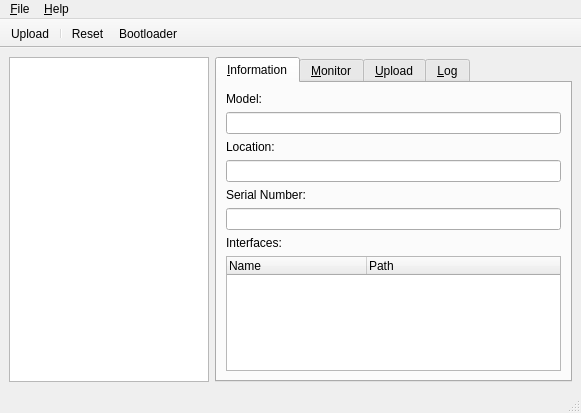
Koromix/tytools, file qt/main_window.ui: the form before one commit.
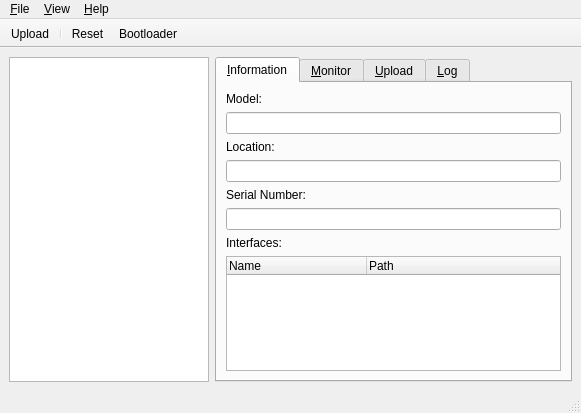
The form after the commit. Icons and pictures are not drawn.

Commit message: cosmetic: widget names in main_window.ui

Patch:
```diff
--- a/qt/main_window.ui
+++ b/qt/main_window.ui
@@ -312,7 +312,7 @@
    <property name="contextMenuPolicy">
     <enum>Qt::PreventContextMenu</enum>
    </property>
-   <widget class="QMenu" name="menu_File">
+   <widget class="QMenu" name="menuFile">
     <property name="title">
      <string>&amp;File</string>
     </property>
@@ -326,7 +326,7 @@
     <addaction name="separator"/>
     <addaction name="actionQuit"/>
    </widget>
-   <widget class="QMenu" name="menu_Help">
+   <widget class="QMenu" name="menuHelp">
     <property name="title">
      <string>&amp;Help</string>
     </property>
@@ -341,9 +341,9 @@
     </property>
     <addaction name="actionMinimalInterface"/>
    </widget>
-   <addaction name="menu_File"/>
-   <addaction name="menu_View"/>
-   <addaction name="menu_Help"/>
+   <addaction name="menuFile"/>
+   <addaction name="menuView"/>
+   <addaction name="menuHelp"/>
   </widget>
   <widget class="QStatusBar" name="statusbar">
    <property name="palette">
```
